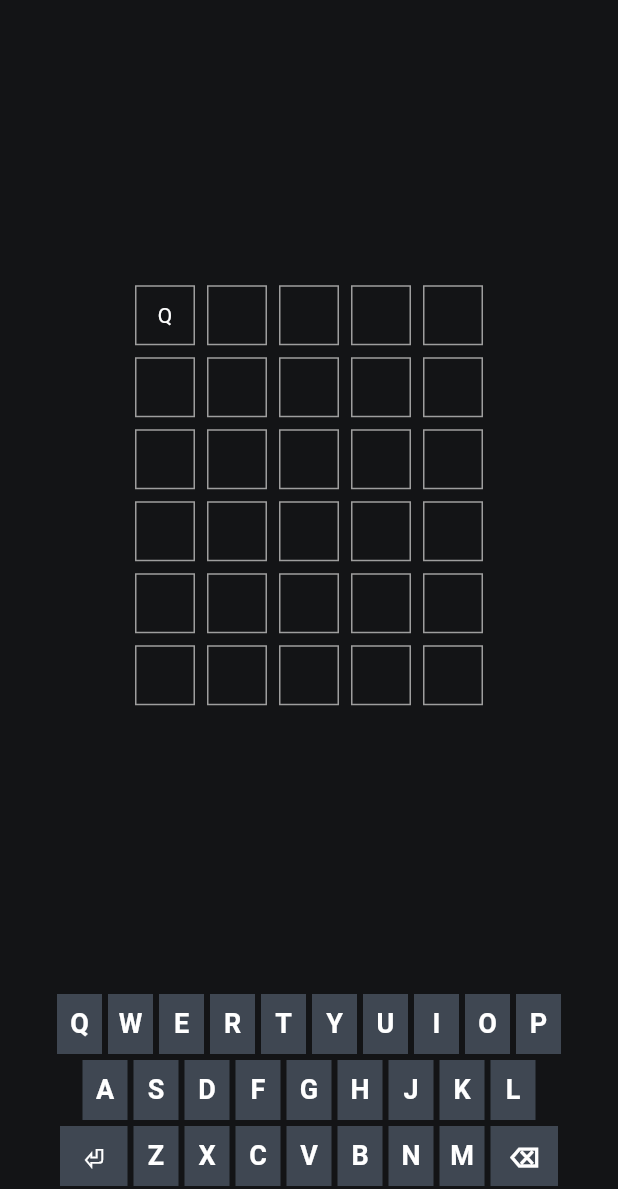
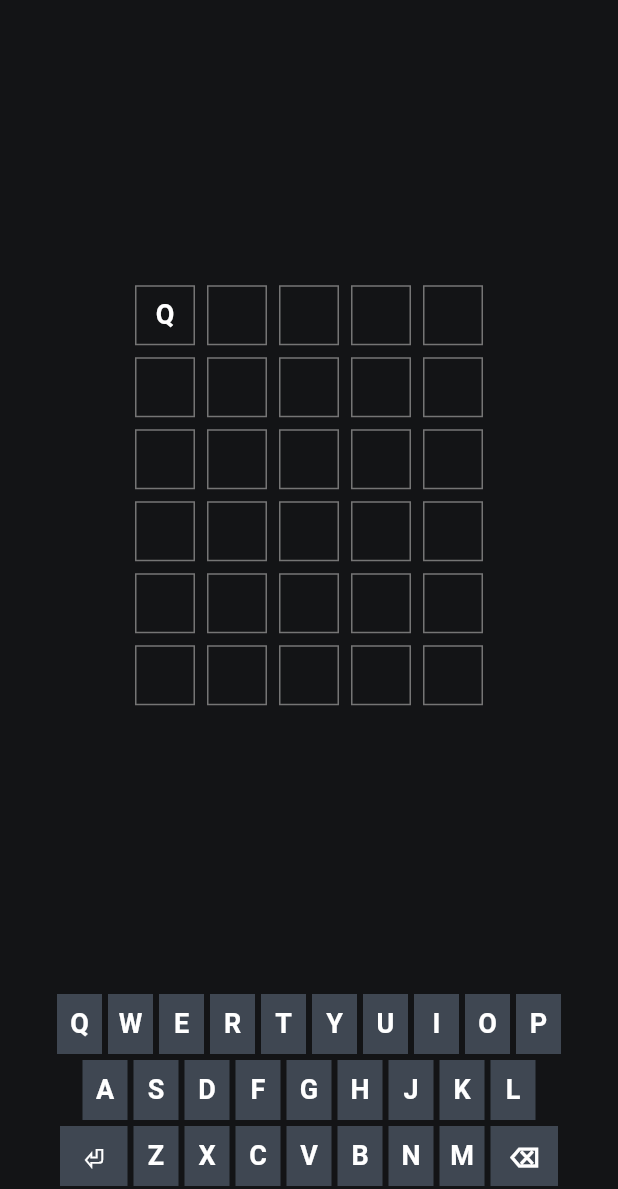
Before and after one commit to DavidRaveloU/WordSpot-App, a Flutter app: the screen it shows after launch, after a tap on an icon or button, on a phone screen of 412 x 824 dp, the part 47-1236 px from its top. Run offline on Flutter 3.47's test engine with Material 3 defaults, Android fonts, the light colour scheme and no system bars; drawn by our look-alikes of auto_size_text.

Commit message:
Implement game logic and UI for Wordspot game board

```diff
--- a/lib/widgets/wordspot_board.dart
+++ b/lib/widgets/wordspot_board.dart
@@ -1,5 +1,5 @@
 import 'package:flutter/material.dart';
-
+import 'package:wordspot/constants/app_color.dart';
 import 'keyboard_word.dart';
 
 class WordspotBoard extends StatefulWidget {
@@ -13,7 +13,11 @@ class _WordspotBoardState extends State<WordspotBoard> {
   List<List<String>> board = List.generate(6, (_) => List.filled(5, ''));
   int currentRow = 0;
   int currentCol = 0;
-
+  final String wordOfTheDay = 'PERRO';
+  List<List<Color>> cellColors =
+      List.generate(6, (_) => List.filled(5, Colors.transparent));
+  List<List<Color>> borderColors =
+      List.generate(6, (_) => List.filled(5, Color(0XFF757575)));
   void onKeyPressed(String key) {
     setState(() {
       if (key == '⌫') {
@@ -23,26 +27,57 @@ class _WordspotBoardState extends State<WordspotBoard> {
         }
       } else if (key == '⏎') {
         if (currentCol == 5) {
+          String guessedWord = board[currentRow].join().toUpperCase();
+          if (guessedWord == wordOfTheDay) {
+            for (int i = 0; i < 5; i++) {
+              cellColors[currentRow][i] = Colors.green;
+            }
+            _showMessage('¡Felicidades! Has adivinado la palabra.');
+          } else {
+            _updateCellColors(guessedWord);
+            if (currentRow < 5) {
               currentRow++;
               currentCol = 0;
+            } else {
+              _showMessage('¡Oh no! La palabra era $wordOfTheDay.');
+            }
+          }
         }
       } else if (currentCol < 5) {
-        board[currentRow][currentCol] = key;
+        board[currentRow][currentCol] = key.toUpperCase();
         currentCol++;
       }
     });
   }
 
-  void updateCell(int row, int col, String letter) {
-    setState(() {
-      board[row][col] = letter;
-    });
+  void _updateCellColors(String guessedWord) {
+    for (int i = 0; i < 5; i++) {
+      if (guessedWord[i] == wordOfTheDay[i]) {
+        cellColors[currentRow][i] = Colors.green;
+        borderColors[currentRow][i] = Colors.green;
+      } else if (wordOfTheDay.contains(guessedWord[i])) {
+        cellColors[currentRow][i] = Colors.orange;
+        borderColors[currentRow][i] = Colors.orange;
+      } else {
+        cellColors[currentRow][i] = Color(0XFF757575);
+      }
+    }
+  }
+
+  void _showMessage(String message) {
+    ScaffoldMessenger.of(context).showSnackBar(
+      SnackBar(content: Text(message)),
+    );
   }
 
   @override
   Widget build(BuildContext context) {
-    return Center(
-        child: Column(mainAxisAlignment: MainAxisAlignment.center, children: [
+    return Scaffold(
+      backgroundColor: AppColor.background,
+      body: Center(
+        child: Column(
+          mainAxisAlignment: MainAxisAlignment.center,
+          children: [
             Expanded(
               child: Center(
                 child: Column(
@@ -52,22 +87,35 @@ class _WordspotBoardState extends State<WordspotBoard> {
                       mainAxisAlignment: MainAxisAlignment.center,
                       children: List.generate(5, (colIndex) {
                         return Container(
-                      margin: EdgeInsets.all(4),
+                          margin: const EdgeInsets.all(4),
                           width: 40,
                           height: 40,
                           decoration: BoxDecoration(
-                        border: Border.all(color: Colors.grey),
+                            border: Border.all(
+                                color: borderColors[rowIndex][colIndex]),
+                            color: cellColors[rowIndex][colIndex],
                           ),
                           child: Center(
-                        child: Text(board[rowIndex][colIndex]),
+                            child: Text(
+                              board[rowIndex][colIndex],
+                              style: const TextStyle(
+                                fontSize: 18,
+                                color: Colors.white,
+                                fontWeight: FontWeight.bold,
+                              ),
+                            ),
                           ),
                         );
                       }),
                     );
-              })),
+                  }),
                 ),
               ),
-      KeyboardWord(onKeyPressed: onKeyPressed),
-    ]));
+            ),
+            KeyboardWord(onKeyPressed: onKeyPressed), // Teclado personalizado
+          ],
+        ),
+      ),
+    );
   }
 }
```
Lines whose indentation alone changed are shown as unchanged.
